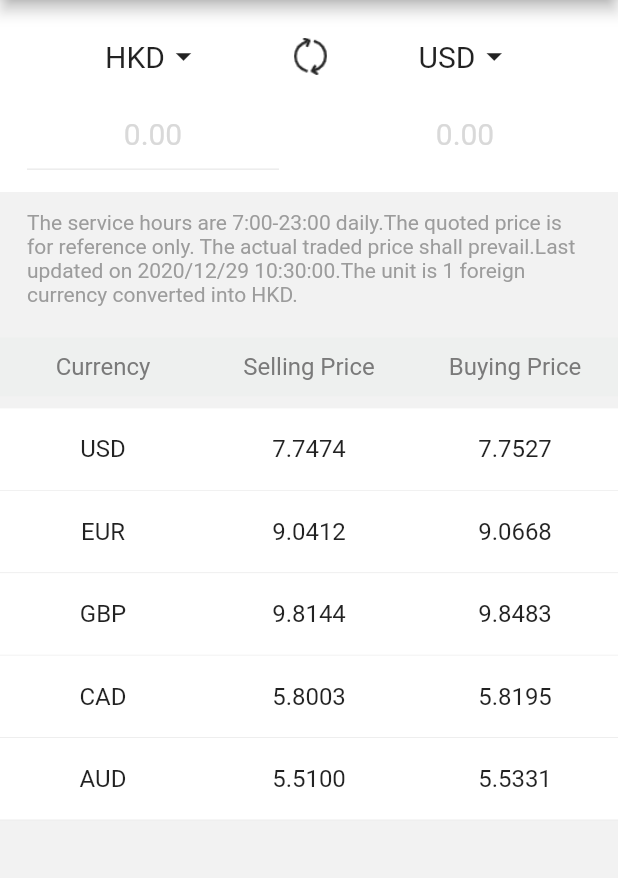
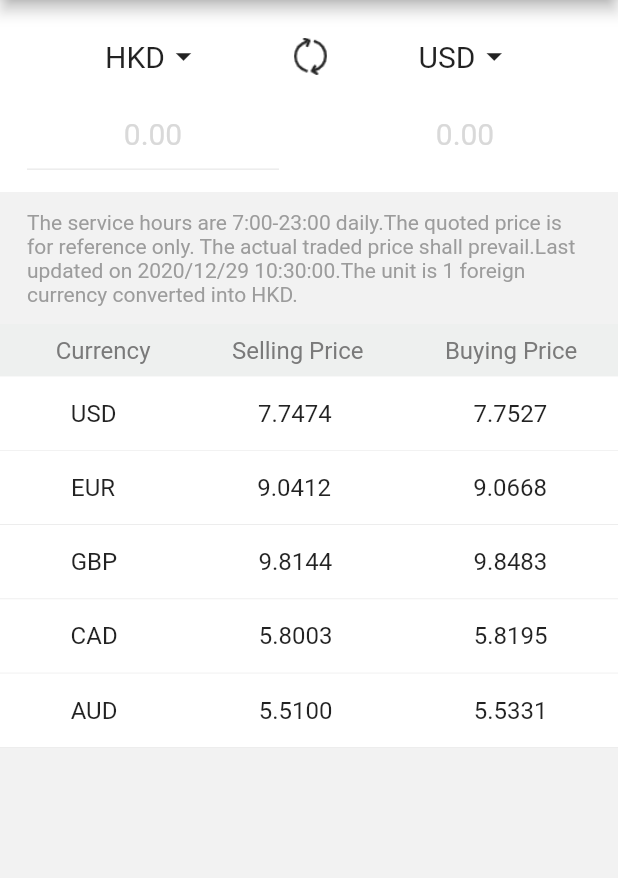
Before and after one commit to persilee/ebank_enterprise, a Flutter app: the ExchangeRateInquiryPage screen opened by its route, on a phone screen of 412 x 824 dp, the part 84-962 px from its top. Run offline on Flutter 3.47's test engine with Material 2 defaults, Android fonts, the phone set to English and light mode, and no system bars; our stand-ins replace date_format, dio, fluttertoast, shared_preferences, webview_flutter; missing offline and left inert: ai_decimal_accuracy, contact_picker, dart:ffi, encrypt, flutter_cupertino_date_picker, flutter_picker and 2 more; accounts and stored records are empty; generated files the repository leaves out were written again; network calls fail.

Commit message:
代码整理

```diff
--- a/lib/page/exchangeRateInquiry/exchange_rate_inquiry_page.dart
+++ b/lib/page/exchangeRateInquiry/exchange_rate_inquiry_page.dart
@@ -41,7 +41,6 @@ class _ExchangeRateInquiryPageState extends State<ExchangeRateInquiryPage> {
     _localCcy = ccyList1[_localCcyId];
     _foreignCcy = ccyList2[_foreignCcyId];
     return Scaffold(
-      resizeToAvoidBottomPadding: false,
       appBar: AppBar(
         title: Text(S.current.exchange_rate),
         centerTitle: true,
@@ -82,20 +81,12 @@ class _ExchangeRateInquiryPageState extends State<ExchangeRateInquiryPage> {
               ),
             ),
             Container(
-              padding: EdgeInsets.fromLTRB(0, 8, 0, 8),
-              child: _rateListTitle(),
+              color: Color(0xFFEEF0EF),
+              padding: EdgeInsets.fromLTRB(10, 8, 0, 8),
+              child: _listTitle(),
             ),
-            Container(
-              child: GridView(
-                shrinkWrap: true,
-                gridDelegate: SliverGridDelegateWithFixedCrossAxisCount(
-                  crossAxisCount: 3,
-                  mainAxisSpacing: 0,
-                  crossAxisSpacing: 0,
-                  childAspectRatio: 2.5,
-                ),
-                children: _interestRateList(),
-              ),
+            Expanded(
+              child: _listContent(),
             ),
           ],
         ),
@@ -103,75 +94,53 @@ class _ExchangeRateInquiryPageState extends State<ExchangeRateInquiryPage> {
     );
   }
 
-  GridView _rateListTitle() {
-    return GridView(
-      shrinkWrap: true,
-      physics: const NeverScrollableScrollPhysics(),
-      padding: EdgeInsets.only(top: 1),
-      gridDelegate: SliverGridDelegateWithFixedCrossAxisCount(
-        crossAxisCount: 3,
-        mainAxisSpacing: 0,
-        crossAxisSpacing: 0,
-        childAspectRatio: 3.5,
-      ),
+  Row _listTitle() {
+    return Row(
+      mainAxisAlignment: MainAxisAlignment.spaceAround,
       children: [
-        Container(
-          color: Color(0xFFEEF0EF),
-          alignment: Alignment.center,
-          child: Text(
+        Text(
           S.current.currency,
           style: TextStyle(fontSize: 16, color: HsgColors.secondDegreeText),
         ),
-        ),
-        Container(
-          color: Color(0xFFEEF0EF),
-          alignment: Alignment.center,
-          child: Text(
+        Text(
           S.current.selling_price,
           style: TextStyle(fontSize: 16, color: HsgColors.secondDegreeText),
         ),
-        ),
-        Container(
-          color: Color(0xFFEEF0EF),
-          alignment: Alignment.center,
-          child: Text(
+        Text(
           S.current.buying_price,
           style: TextStyle(fontSize: 16, color: HsgColors.secondDegreeText),
-          ),
         ),
       ],
     );
   }
 
-  List<Widget> _interestRateList() {
-    List<Widget> rates = [];
-    for (var item in rateList) {
-      rates.add(Container(
-        alignment: Alignment.center,
+  ListView _listContent() {
+    return ListView.builder(
+      itemCount: rateList.length,
+      itemBuilder: (BuildContext context, int index) {
+        return Container(
+          padding: EdgeInsets.only(top: 15, bottom: 15),
           decoration: _boxDecoration(),
-        child: Text(
-          item['ccy'],
+          child: Row(
+            mainAxisAlignment: MainAxisAlignment.spaceAround,
+            children: [
+              Text(
+                rateList[index]['ccy'],
                 style: TextStyle(fontSize: 16),
               ),
-      ));
-      rates.add(Container(
-        alignment: Alignment.center,
-        decoration: _boxDecoration(),
-        child: Text(
-          item['sellingPrice'],
+              Text(
+                rateList[index]['sellingPrice'],
                 style: TextStyle(fontSize: 16),
               ),
-      ));
-      rates.add(Container(
-        alignment: Alignment.center,
-        decoration: _boxDecoration(),
-        child: Text(
-          item['buyingPrice'],
+              Text(
+                rateList[index]['buyingPrice'],
                 style: TextStyle(fontSize: 16),
               ),
-      ));
-    }
-    return rates;
+            ],
+          ),
+        );
+      },
+    );
   }
 
   BoxDecoration _boxDecoration() {
--- a/lib/page/payCollectDetail/detail_list_page.dart
+++ b/lib/page/payCollectDetail/detail_list_page.dart
@@ -54,17 +54,30 @@ class _DetailListPageState extends State<DetailListPage> {
             height: 40,
             color: Colors.white,
             padding: EdgeInsets.only(left: 16, right: 16),
-            child: Row(
+            child: _getRow(_date),
+          ),
+          Expanded(
+            child: RefreshIndicator(
+              onRefresh: () => _getCardList(),
+              child: revenueHistoryList.length > 0
+                  ? _buildFlutterTableView()
+                  : _noDataContainer(context),
+            ),
+          ),
+        ],
+      ),
+    );
+  }
+
+  Row _getRow(String _date) {
+    return Row(
       mainAxisAlignment: MainAxisAlignment.spaceBetween,
       children: <Widget>[
         GestureDetector(
           onTap: _cupertinoPicker,
           child: Row(
             mainAxisAlignment: MainAxisAlignment.center,
-                    children: <Widget>[
-                      Text(_date),
-                      Icon(Icons.arrow_drop_down)
-                    ],
+            children: <Widget>[Text(_date), Icon(Icons.arrow_drop_down)],
           ),
         ),
         GestureDetector(
@@ -80,18 +93,6 @@ class _DetailListPageState extends State<DetailListPage> {
           ),
         ),
       ],
-            ),
-          ),
-          Expanded(
-            child: RefreshIndicator(
-              onRefresh: () => _getCardList(),
-              child: revenueHistoryList.length > 0
-                  ? _buildFlutterTableView()
-                  : _noDataContainer(context),
-            ),
-          ),
-        ],
-      ),
     );
   }
 
@@ -117,13 +118,6 @@ class _DetailListPageState extends State<DetailListPage> {
         ),
       ],
     );
-    // return Container(
-    //   height: 40,
-    //   alignment: Alignment.centerLeft,
-    //   padding: EdgeInsets.only(left: 16),
-    //   color: Colors.white,
-    //   child: Text(revenueHistoryList[section].transDate),
-    // );
   }
 
   // cell item widget builder.
@@ -137,7 +131,22 @@ class _DetailListPageState extends State<DetailListPage> {
             onTap: () {
               _goToDetail(revenueHistoryList[section].ddFinHistDOList[row]);
             },
-            child: Container(
+            child: _getContainer(section, row),
+          ),
+          Padding(
+            padding: EdgeInsets.only(left: 68, right: 16),
+            child: Divider(
+              height: 0.5,
+              color: HsgColors.divider,
+            ),
+          ),
+        ],
+      ),
+    );
+  }
+
+  Container _getContainer(int section, int row) {
+    return Container(
       padding: EdgeInsets.only(left: 16, right: 16, top: 15),
       child: Row(
         children: [
@@ -154,17 +163,6 @@ class _DetailListPageState extends State<DetailListPage> {
           ),
           Expanded(
             child: _transactionInfo(section, row),
-                  ),
-                ],
-              ),
-            ),
-          ),
-          Padding(
-            padding: EdgeInsets.only(left: 68, right: 16),
-            child: Divider(
-              height: 0.5,
-              color: HsgColors.divider,
-            ),
           ),
         ],
       ),
```
Lines whose indentation alone changed are shown as unchanged.
